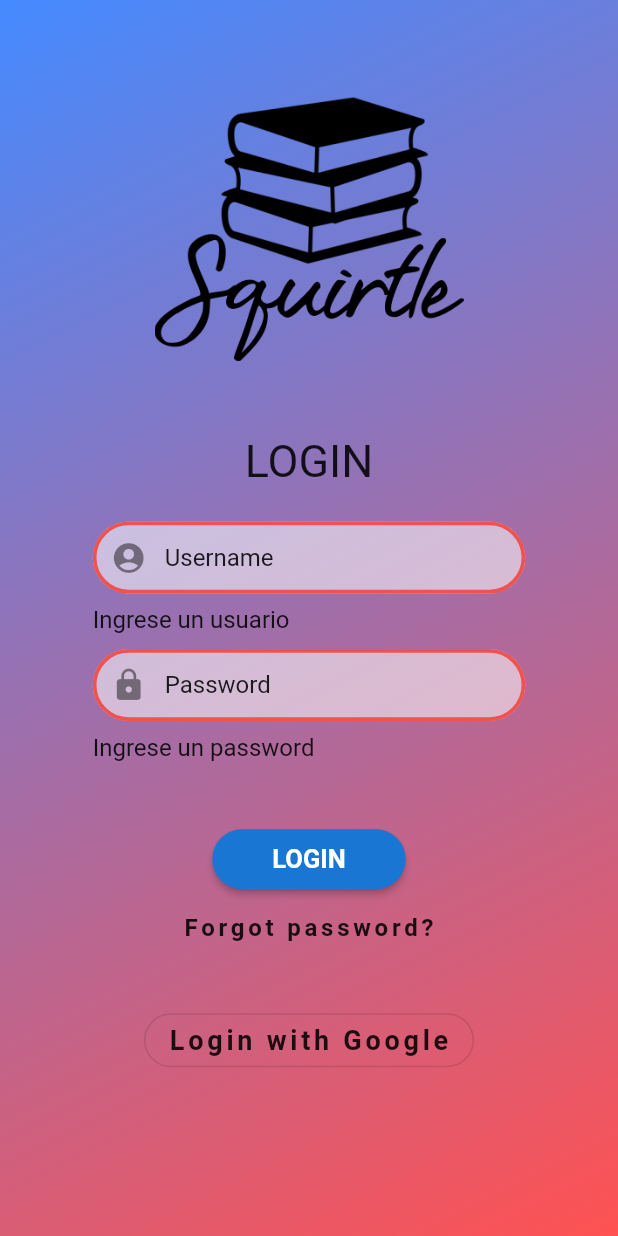
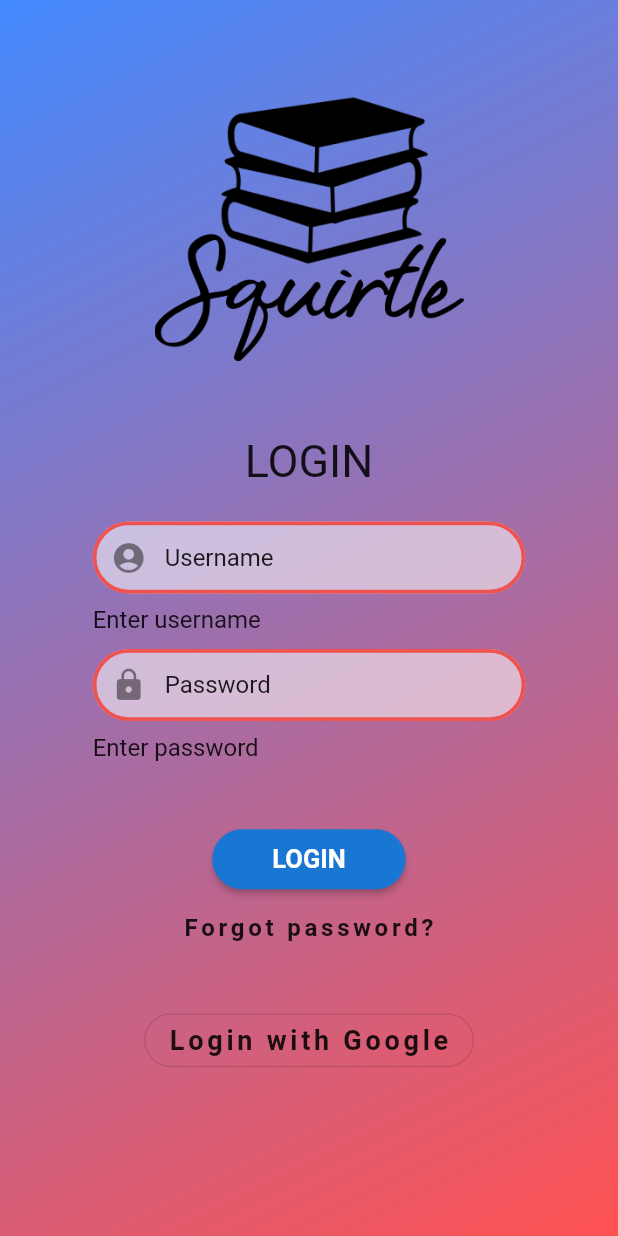
Before and after one commit to oscarnar/Squirtle, a Flutter app: the screen it shows after launch, after a tap on "LOGIN", on a phone screen of 412 x 824 dp. Run offline on Flutter 3.47's test engine with Material 2 defaults, Android fonts, the phone set to English and light mode, and no system bars; our stand-ins replace get; accounts and stored records are empty.

Commit message:
Cambiando texto del formulario a un solo idioma

```diff
--- a/lib/interface/login/components/formLogin.dart
+++ b/lib/interface/login/components/formLogin.dart
@@ -28,7 +28,7 @@ class _FormWidgetState extends State<FormWidget> {
             TextFormField(
               validator: (value) {
                 if (value.isEmpty) {
-                  return "Ingrese un usuario";
+                  return "Enter username";
                 }
               },
               keyboardType: TextInputType.emailAddress,
@@ -44,7 +44,7 @@ class _FormWidgetState extends State<FormWidget> {
             TextFormField(
               validator: (value) {
                 if (value.isEmpty) {
-                  return "Ingrese un password";
+                  return "Enter password";
                 }
               },
               obscureText: true,
@@ -116,7 +116,7 @@ class ButtonLogin extends StatelessWidget {
           User userTemp = Provider.of<UserProvider>(context,listen: false).userLogin;
           Scaffold.of(context).showSnackBar(
             SnackBar(
-              content: Text('Procesando...'),
+              content: Text('Processing ...'),
             ),
           );
           print(userTemp.username);
@@ -126,7 +126,7 @@ class ButtonLogin extends StatelessWidget {
             if (value.containsKey('error')) {
               Scaffold.of(context).showSnackBar(
                 SnackBar(
-                  content: Text('User or Password invalid'),
+                  content: Text('Invalid username or password'),
                 ),
               );
             } else {
@@ -134,7 +134,7 @@ class ButtonLogin extends StatelessWidget {
                 if (response.containsKey('exception') || response == null) {
                   Scaffold.of(context).showSnackBar(
                     SnackBar(
-                      content: Text('Error accediendo a DUTIC'),
+                      content: Text('Error accessing DUTIC'),
                     ),
                   );
                 } else {
```
